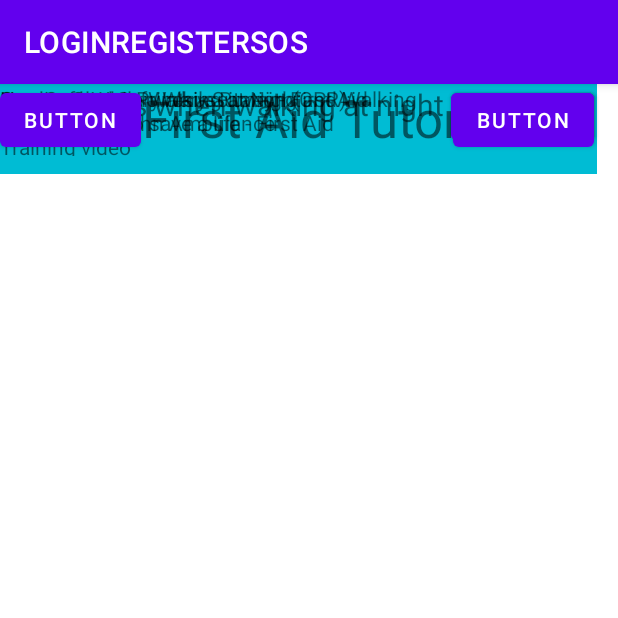
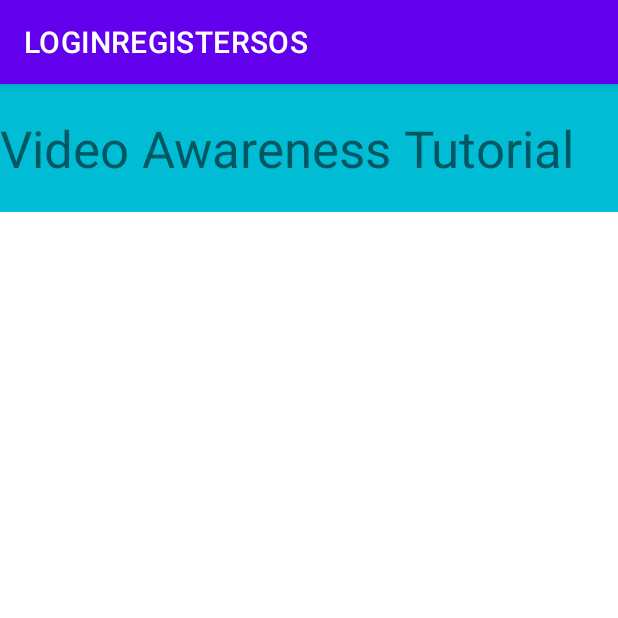
Before and after one commit to wsteo/mobileappdevelopment-miniproject-sosapp, an Android app: the EmergencyTutorialVideo screen opened directly, with no data from a screen before it, on a phone screen of 412 x 824 dp, the top half of it. Run offline under Robolectric (Android 15) with nearby library versions, the light colour scheme and no system bars; our stand-ins replace Firebase (no records; nobody signed in at launch, a user with empty details on screens opened directly).

Commit message:
add awareness video

```diff
--- a/app/build.gradle
+++ b/app/build.gradle
@@ -37,6 +37,7 @@ dependencies {
     implementation 'com.google.firebase:firebase-auth:21.0.1'
     implementation 'com.google.firebase:firebase-database:20.0.0'
     implementation 'org.jetbrains:annotations:15.0'
+    implementation 'com.google.firebase:firebase-firestore:23.0.1'
     testImplementation 'junit:junit:4.+'
     androidTestImplementation 'androidx.test.ext:junit:1.1.2'
     androidTestImplementation 'androidx.test.espresso:espresso-core:3.3.0'
--- a/app/src/main/java/com/example/loginregistersos/EmergencyTutorialVideo.java
+++ b/app/src/main/java/com/example/loginregistersos/EmergencyTutorialVideo.java
@@ -1,15 +1,64 @@
 package com.example.loginregistersos;
 
+import androidx.annotation.NonNull;
 import androidx.appcompat.app.AppCompatActivity;
 
+import android.content.Intent;
+import android.net.Uri;
 import android.os.Bundle;
+import android.view.View;
+import android.widget.AdapterView;
+import android.widget.ArrayAdapter;
+import android.widget.ListView;
+import android.widget.Toast;
+
+import com.google.android.gms.tasks.OnCompleteListener;
+import com.google.android.gms.tasks.OnFailureListener;
+import com.google.android.gms.tasks.OnSuccessListener;
+import com.google.android.gms.tasks.Task;
+import com.google.firebase.firestore.DocumentReference;
+import com.google.firebase.firestore.FirebaseFirestore;
+import com.google.firebase.firestore.QueryDocumentSnapshot;
+import com.google.firebase.firestore.QuerySnapshot;
+
+import java.util.ArrayList;
+import java.util.HashMap;
+import java.util.Map;
 
 public class EmergencyTutorialVideo extends AppCompatActivity {
 
-    @Override
+    private ListView listView;
+
     protected void onCreate(Bundle savedInstanceState) {
         super.onCreate(savedInstanceState);
         setContentView(R.layout.activity_emergency_tutorial_video);
-        //testing
+    listView = findViewById(R.id.lv);
+        ArrayList<String> awareness = new ArrayList<>();
+        ArrayList<String> link = new ArrayList<>();
+        FirebaseFirestore db = FirebaseFirestore.getInstance();
+        db.collection("awareness")
+                .get()
+                .addOnCompleteListener(new OnCompleteListener<QuerySnapshot>() {
+                    @Override
+                    public void onComplete(@NonNull Task<QuerySnapshot> task) {
+                        if (task.isSuccessful()) {
+                            for (QueryDocumentSnapshot document : task.getResult()) {
+                                awareness.add(document.getString("name"));
+                                link.add(document.getString("link"));
+                            }
+                            ArrayAdapter adapter = new ArrayAdapter(EmergencyTutorialVideo.this, android.R.layout.simple_list_item_1, awareness);
+                            listView.setAdapter(adapter);
+                        } else {
+                            Toast.makeText(EmergencyTutorialVideo.this, "fail fetch", Toast.LENGTH_SHORT).show();
+                        }
+                    }
+                });
+        listView.setOnItemClickListener(new AdapterView.OnItemClickListener() {
+            @Override
+            public void onItemClick(AdapterView<?> parent, View view, int position, long id) {
+                Intent intentovideo = new Intent(Intent.ACTION_VIEW, Uri.parse(link.get(position)));
+                startActivity(intentovideo);
+            }
+        });
     }
 }
--- a/app/src/main/res/layout/activity_emergency_tutorial_video.xml
+++ b/app/src/main/res/layout/activity_emergency_tutorial_video.xml
@@ -1,113 +1,27 @@
 <?xml version="1.0" encoding="utf-8"?>
-<androidx.constraintlayout.widget.ConstraintLayout xmlns:android="http://schemas.android.com/apk/res/android"
+<LinearLayout xmlns:android="http://schemas.android.com/apk/res/android"
     xmlns:app="http://schemas.android.com/apk/res-auto"
     xmlns:tools="http://schemas.android.com/tools"
     android:layout_width="match_parent"
     android:layout_height="match_parent"
-    tools:context=".EmergencyTutorialVideo">
+    tools:context=".EmergencyTutorialVideo"
+    android:orientation="vertical">
 
     <TextView
         android:id="@+id/textView4"
-        android:layout_width="398dp"
-        android:layout_height="60dp"
+        android:layout_width="match_parent"
+        android:layout_height="wrap_content"
+        android:paddingVertical="20dp"
         android:background="#00BCD4"
-        android:text="Video First Aid Tutorial "
+        android:text="Video Awareness Tutorial "
         android:textSize="34sp"
-        tools:layout_editor_absoluteX="10dp"
+        tools:layout_editor_absoluteX="0dp"
         tools:layout_editor_absoluteY="16dp" />
 
-    <TextView
-        android:id="@+id/awareness"
-        android:layout_width="361dp"
-        android:layout_height="35dp"
-        android:text="Awareness when walking at night"
-        android:textSize="20sp"
-        tools:layout_editor_absoluteX="10dp"
-        tools:layout_editor_absoluteY="108dp" />
+    <ListView
+        android:id="@+id/lv"
+        android:layout_width="409dp"
+        android:layout_height="wrap_content"
+        />
 
-    <TextView
-        android:id="@+id/firstaid"
-        android:layout_width="wrap_content"
-        android:layout_height="wrap_content"
-        android:text="First Aid"
-        android:textSize="20sp"
-        tools:layout_editor_absoluteX="10dp"
-        tools:layout_editor_absoluteY="264dp" />
-
-    <TextView
-        android:id="@+id/cpr"
-        android:layout_width="wrap_content"
-        android:layout_height="wrap_content"
-        android:text="CPR"
-        android:textSize="20sp"
-        tools:layout_editor_absoluteX="10dp"
-        tools:layout_editor_absoluteY="400dp" />
-
-    <TextView
-        android:id="@+id/textView5"
-        android:layout_width="233dp"
-        android:layout_height="37dp"
-        android:text="Stay Safe While Walking at Night"
-        tools:layout_editor_absoluteX="10dp"
-        tools:layout_editor_absoluteY="165dp" />
-
-    <TextView
-        android:id="@+id/textView6"
-        android:layout_width="wrap_content"
-        android:layout_height="wrap_content"
-        android:text="How to Stay Safe While Running and Walking"
-        tools:layout_editor_absoluteX="10dp"
-        tools:layout_editor_absoluteY="218dp" />
-
-    <Button
-        android:id="@+id/button2"
-        android:layout_width="95dp"
-        android:layout_height="43dp"
-        android:layout_marginEnd="16dp"
-        android:text="Button"
-        app:layout_constraintEnd_toEndOf="parent"
-        tools:layout_editor_absoluteY="159dp" />
-
-    <Button
-        android:id="@+id/button3"
-        android:layout_width="95dp"
-        android:layout_height="43dp"
-        android:layout_marginEnd="16dp"
-        android:text="Button"
-        app:layout_constraintEnd_toEndOf="parent"
-        tools:layout_editor_absoluteY="202dp" />
-
-    <TextView
-        android:id="@+id/textView7"
-        android:layout_width="274dp"
-        android:layout_height="49dp"
-        android:text="How to do the Primary Survey - First Aid Training - St John Ambulance"
-        tools:layout_editor_absoluteX="11dp"
-        tools:layout_editor_absoluteY="313dp" />
-
-    <Button
-        android:id="@+id/button4"
-        android:layout_width="wrap_content"
-        android:layout_height="wrap_content"
-        android:layout_marginEnd="16dp"
-        android:text="Button"
-        app:layout_constraintEnd_toEndOf="parent"
-        tools:layout_editor_absoluteY="314dp" />
-
-    <TextView
-        android:id="@+id/textView8"
-        android:layout_width="269dp"
-        android:layout_height="48dp"
-        android:text="Cardiopulmonary resuscitation (CPR): Simple steps to save a life - First Aid Training video"
-        tools:layout_editor_absoluteX="13dp"
-        tools:layout_editor_absoluteY="452dp" />
-
-    <Button
-        android:id="@+id/button5"
-        android:layout_width="wrap_content"
-        android:layout_height="wrap_content"
-        android:text="Button"
-        tools:layout_editor_absoluteX="301dp"
-        tools:layout_editor_absoluteY="444dp" />
-
-</androidx.constraintlayout.widget.ConstraintLayout>
+</LinearLayout>
```
